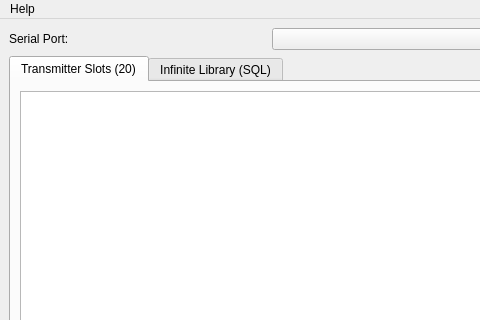
First picture: the form in manager/manager-cpp/src/mainwindow.ui, repository kotori/avrrc, before the edit; both pictures show x 0 to 480 and y 0 to 320 of the 800 by 670 pixel window.
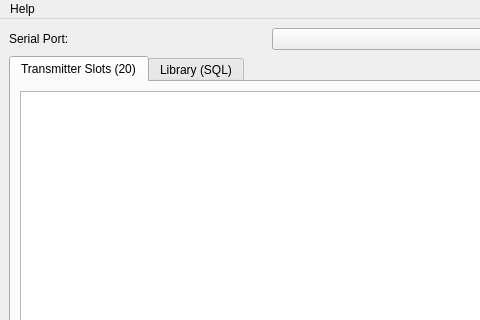
Second picture: the form after the edit.

The edit to the form file:
```diff
--- a/manager/manager-cpp/src/mainwindow.ui
+++ b/manager/manager-cpp/src/mainwindow.ui
@@ -85,7 +85,7 @@
       </widget>
       <widget class="QWidget" name="libraryTab">
        <attribute name="title">
-        <string>Infinite Library (SQL)</string>
+        <string>Library (SQL)</string>
        </attribute>
        <layout class="QVBoxLayout" name="libraryLayout">
         <item>
```
Left out of the diff: 8 changed lines with no effect on the pictures.
